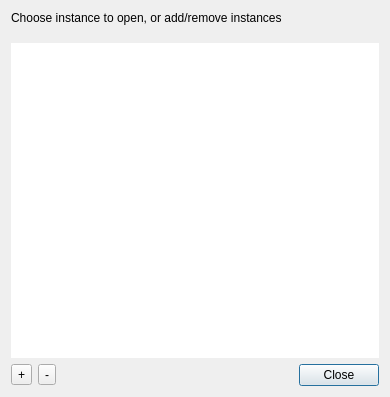
First picture: the form in src/ui/uiinstancesdlg.ui, repository tuxmaster/QtDMM, before the edit.
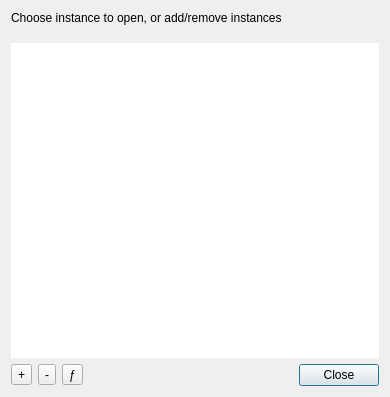
Second picture: the form after the edit. Icons and pictures are not drawn.

Commit message: Instances dialog: live readings and a button for calculated instances

```diff
--- a/src/ui/uiinstancesdlg.ui
+++ b/src/ui/uiinstancesdlg.ui
@@ -80,6 +80,16 @@
        </property>
       </widget>
      </item>
+     <item>
+      <widget class="QToolButton" name="ui_instance_calc">
+       <property name="toolTip">
+        <string>add a calculated instance (a formula over the running instances, e.g. power = u * i)</string>
+       </property>
+       <property name="text">
+        <string notr="true">ƒ</string>
+       </property>
+      </widget>
+     </item>
      <item>
       <spacer name="horizontalSpacer">
        <property name="orientation">
```
The commit also changes 10 other files.
